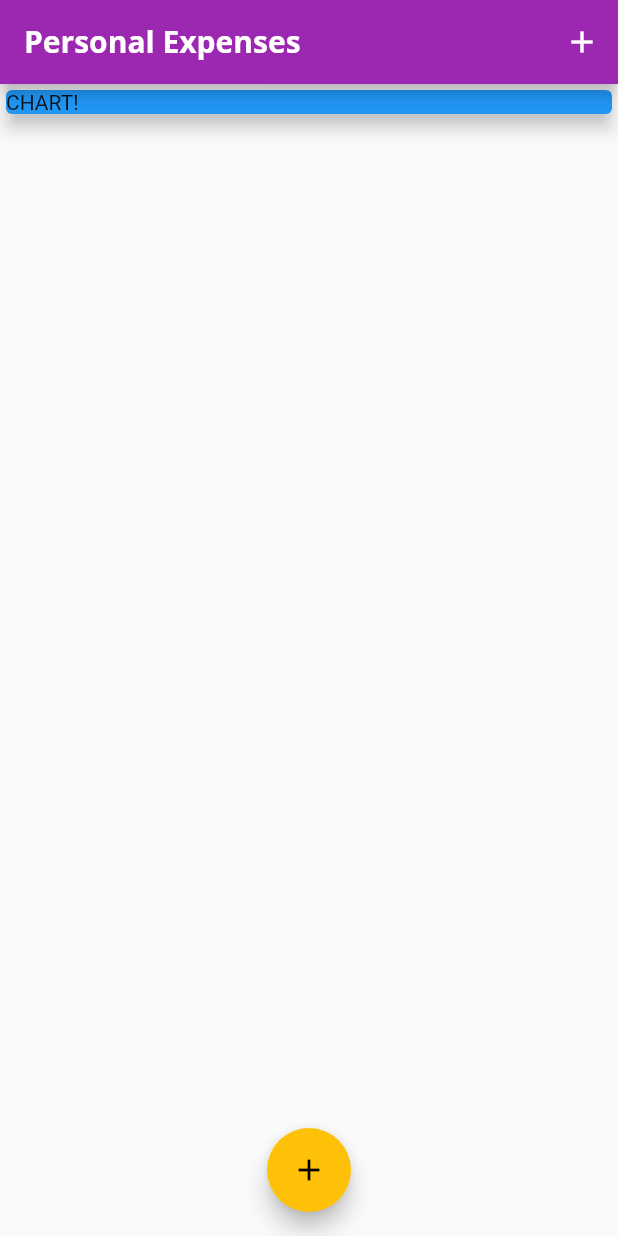
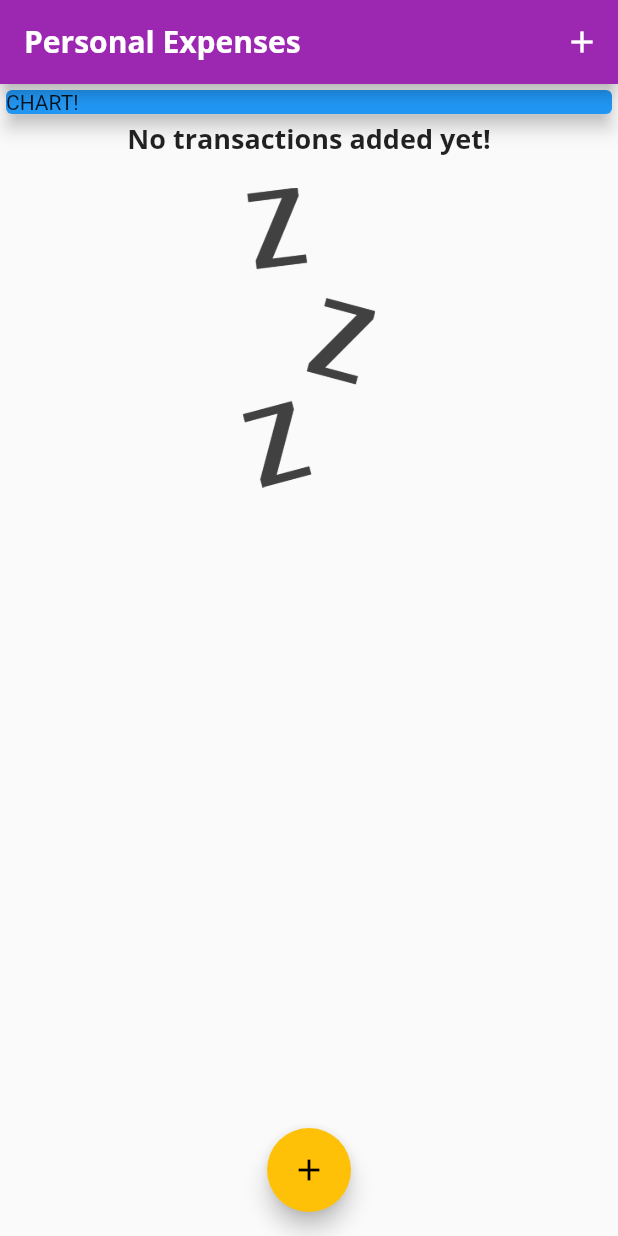
Before and after one commit to filipbart/Personal-Expenses-App-Flutter, a Flutter app: the screen it shows after launch, on a phone screen of 412 x 824 dp. Run offline on Flutter 3.47's test engine with Material 2 defaults, Android fonts, the phone set to English and light mode, and no system bars.

```diff
--- a/lib/widgets/transaction_list.dart
+++ b/lib/widgets/transaction_list.dart
@@ -12,7 +12,24 @@ class TransactionList extends StatelessWidget {
   Widget build(BuildContext context) {
     return Container(
       height: 300,
-      child: ListView.builder(
+      child: transactions.isEmpty
+          ? Column(children: [
+              Text(
+                'No transactions added yet!',
+                style: Theme.of(context).textTheme.title,
+              ),
+              SizedBox(
+                height: 20,
+              ),
+              Container(
+                height: 200,
+                child: Image.asset(
+                  'assets/images/waiting.png',
+                  fit: BoxFit.cover,
+                ),
+              ),
+            ])
+          : ListView.builder(
               itemBuilder: (ctx, index) {
                 return Card(
                   child: Row(
@@ -47,7 +64,9 @@ class TransactionList extends StatelessWidget {
                             style: Theme.of(context).textTheme.title,
                           ),
                           Text(
-                      DateFormat().add_yMMMd().format(transactions[index].date),
+                            DateFormat()
+                                .add_yMMMd()
+                                .format(transactions[index].date),
                             style: TextStyle(
                               fontSize: 15,
                               color: Colors.grey[700],
--- a/pubspec.yaml
+++ b/pubspec.yaml
@@ -46,8 +46,8 @@ flutter:
   uses-material-design: true
 
   # To add assets to your application, add an assets section, like this:
-  # assets:
-  #   - images/a_dot_burr.jpeg
+  assets:
+     - assets/images/waiting.png
   #   - images/a_dot_ham.jpeg
 
   # An image asset can refer to one or more resolution-specific "variants", see
```
Lines whose indentation alone changed are shown as unchanged.
